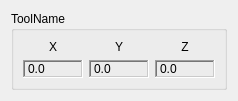
Above: branches/main/examples/devicesTutorial/example6/devNDISerialToolQWidget.ui from eetuna/cisst before the change. Below: the same form after it.
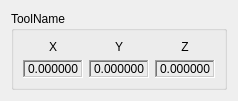
That is the form after the change.

Commit message: branches/main: cisstDevices/devNDiSerial: Renaming devNDiSerial->devNDiSerial2->devNDISerial, and minor fixes.

Diff of the .ui file:
```diff
--- a/branches/main/examples/devicesTutorial/example6/devNDISerialToolQWidget.ui
+++ b/branches/main/examples/devicesTutorial/example6/devNDISerialToolQWidget.ui
@@ -65,7 +65,7 @@
          <enum>QFrame::Sunken</enum>
         </property>
         <property name="text">
-         <string>0.0</string>
+         <string>0.000000</string>
         </property>
        </widget>
       </item>
@@ -84,7 +84,7 @@
          <enum>QFrame::Sunken</enum>
         </property>
         <property name="text">
-         <string>0.0</string>
+         <string>0.000000</string>
         </property>
        </widget>
       </item>
@@ -103,7 +103,7 @@
          <enum>QFrame::Sunken</enum>
         </property>
         <property name="text">
-         <string>0.0</string>
+         <string>0.000000</string>
         </property>
        </widget>
       </item>
```
The commit also changes 6 other files.
